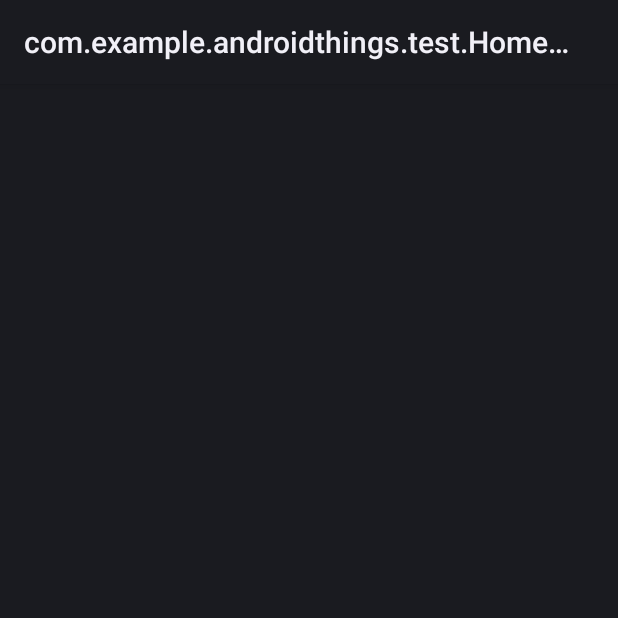
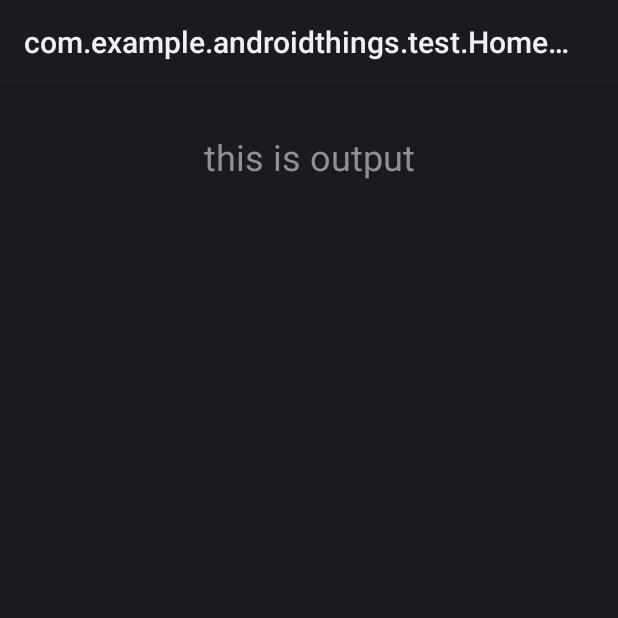
Before and after one commit to tingnapianhai/AndroidThingsTest, an Android app: the screen it shows after launch (HomeActivity), on a phone screen of 412 x 824 dp, the top half of it. Run offline under Robolectric (Android 15) with nearby library versions, the phone set to English and light mode, and no system bars; libraries missing offline, so code that uses them is left out: com.google.android.things; 9 statements that could not run were skipped.

Commit message:
Add layout to output button event result

```diff
--- a/app/src/main/java/com/example/androidthings/test/HomeActivity.kt
+++ b/app/src/main/java/com/example/androidthings/test/HomeActivity.kt
@@ -3,6 +3,7 @@ package com.example.androidthings.test
 import android.app.Activity
 import android.os.Bundle
 import android.util.Log
+import android.widget.TextView
 import com.google.android.things.pio.Gpio
 import com.google.android.things.pio.GpioCallback
 import com.google.android.things.pio.PeripheralManagerService
@@ -42,8 +43,13 @@ class HomeActivity : Activity() {
   // GPIO connection to LED output
   private var mLedGpio: Gpio? = null
 
+  private var text: TextView? = null
+
   override fun onCreate(savedInstanceState: Bundle?) {
     super.onCreate(savedInstanceState)
+    setContentView(R.layout.activity_home)
+
+    text = findViewById(R.id.text)
 
     val service = PeripheralManagerService()
     Log.d(TAG, "Available GPIO: " + service.gpioList)
@@ -73,7 +79,8 @@ class HomeActivity : Activity() {
     override fun onGpioEdge(gpio: Gpio?): Boolean {
       try {
         val buttonValue = gpio!!.value
-        mLedGpio?.setValue(buttonValue)
+        mLedGpio!!.value = buttonValue
+        updateText(buttonValue.toString())
         Log.i(TAG, "GPIO changed, button " + buttonValue)
       } catch (e: IOException) {
         Log.w(TAG, "Error reading GPIO")
@@ -82,6 +89,10 @@ class HomeActivity : Activity() {
       // Return true to keep callback active.
       return true
     }
+  }
+
+  private fun updateText(textStr: String) {
+    text!!.text = textStr
   }
 
   override fun onDestroy() {
--- /dev/null
+++ b/app/src/main/res/layout/activity_home.xml
@@ -0,0 +1,15 @@
+<?xml version="1.0" encoding="utf-8"?>
+<LinearLayout xmlns:android="http://schemas.android.com/apk/res/android"
+              android:layout_width="match_parent"
+              android:layout_height="match_parent">
+
+    <TextView
+        android:id="@+id/text"
+        android:layout_width="match_parent"
+        android:layout_height="wrap_content"
+        android:gravity="center"
+        android:padding="32dp"
+        android:text="this is output"
+        android:textSize="24sp"/>
+
+</LinearLayout>
```
